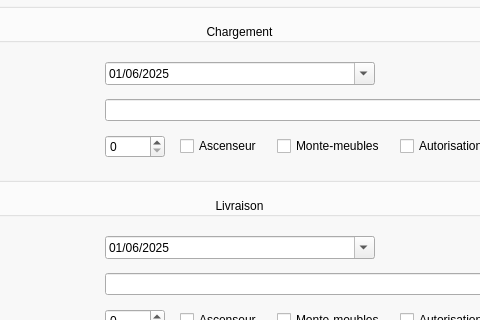
This is DevisMaker/src/ui/MainWindow.ui in Andreas-Chatti/DevisMaker as Qt 5 draws it before an edit; both pictures show x 221 to 701 and y 203 to 523 of the 922 by 774 pixel window. The edited form follows.
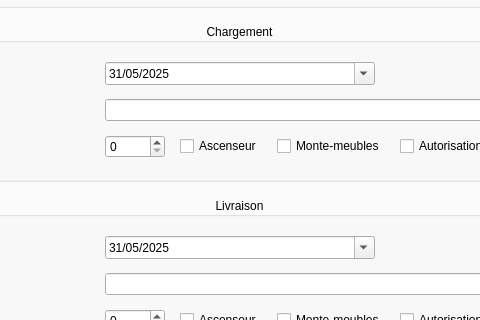
This is the edited form. The open tabs and pages were chosen to show the change.

What changed in the file:
```diff
--- a/DevisMaker/src/ui/MainWindow.ui
+++ b/DevisMaker/src/ui/MainWindow.ui
@@ -194,8 +194,8 @@
                <minute>0</minute>
                <second>0</second>
                <year>2025</year>
-               <month>6</month>
-               <day>1</day>
+               <month>5</month>
+               <day>31</day>
               </datetime>
              </property>
              <property name="maximumDateTime">
@@ -215,7 +215,7 @@
                <second>0</second>
                <year>2024</year>
                <month>12</month>
-               <day>31</day>
+               <day>30</day>
               </datetime>
              </property>
              <property name="displayFormat">
@@ -345,8 +345,8 @@
                <minute>0</minute>
                <second>0</second>
                <year>2025</year>
-               <month>6</month>
-               <day>1</day>
+               <month>5</month>
+               <day>31</day>
               </datetime>
              </property>
              <property name="maximumDateTime">
@@ -366,7 +366,7 @@
                <second>0</second>
                <year>2024</year>
                <month>12</month>
-               <day>31</day>
+               <day>30</day>
               </datetime>
              </property>
              <property name="displayFormat">
```
Left out of the diff: 4 changed lines with no effect on the pictures. Lines whose indentation alone changed are shown as unchanged.
